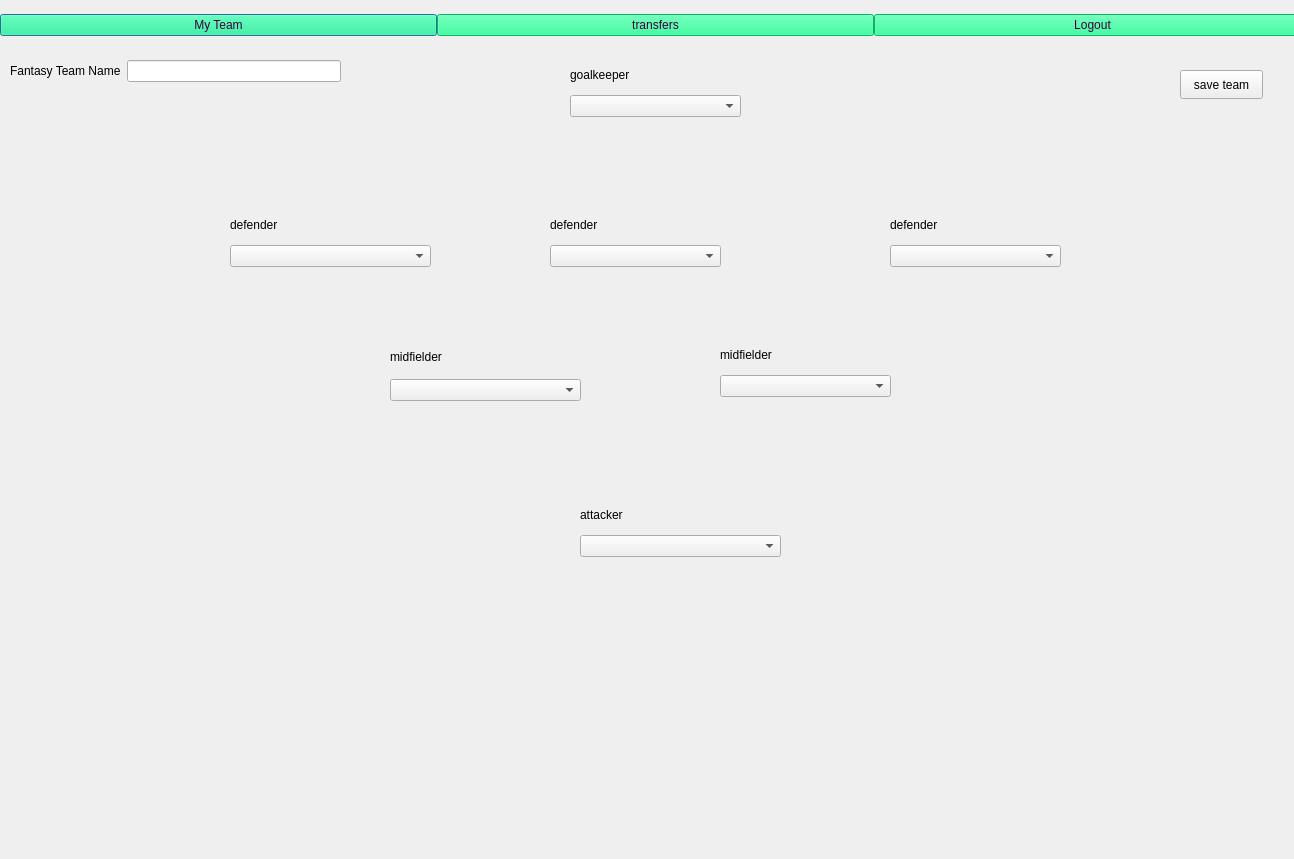
Old version of the form myteam.ui in the repository bolesawny7/FootballFantasy.
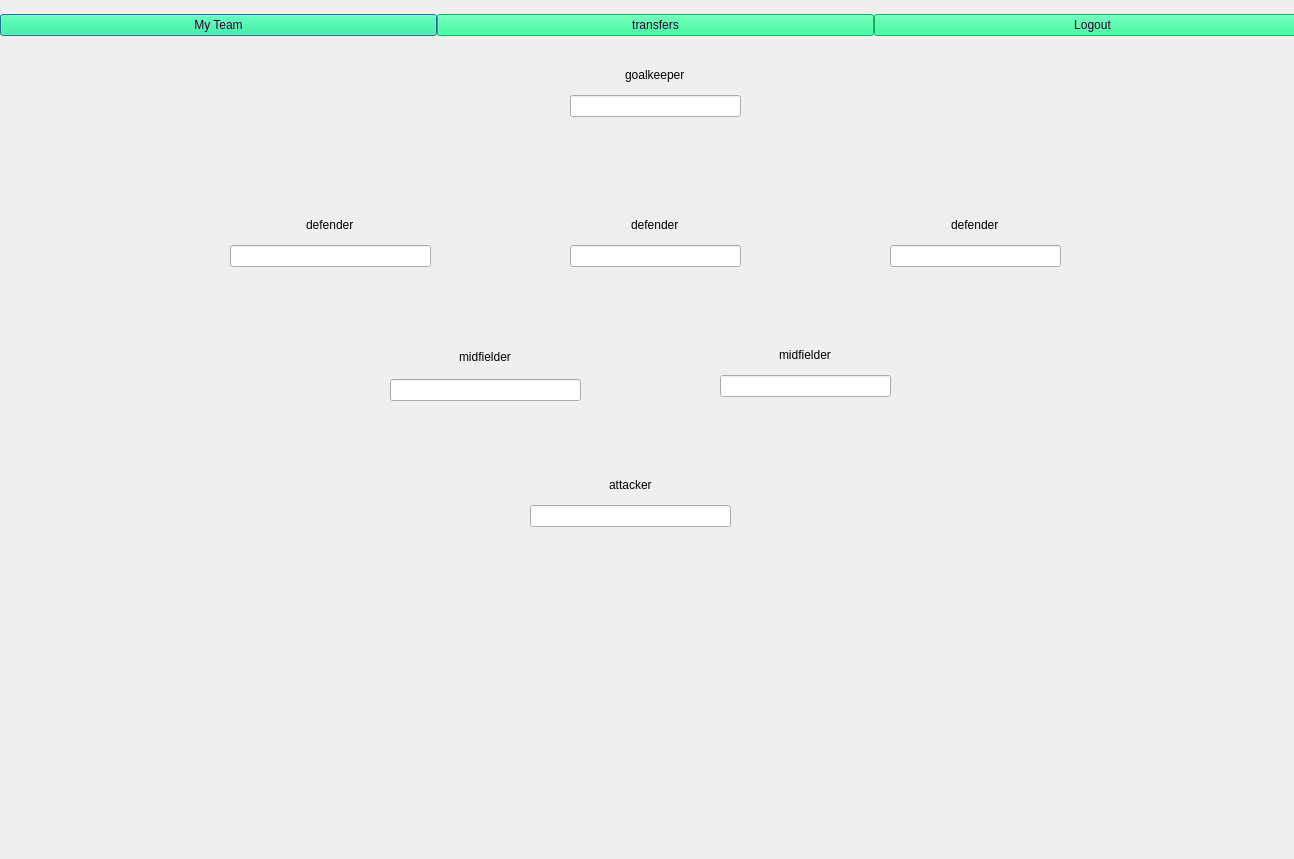
New version of the form. Icons and pictures are not drawn.

The edit to the form file:
```diff
--- a/myteam.ui
+++ b/myteam.ui
@@ -85,7 +85,7 @@
     </rect>
    </property>
    <layout class="QVBoxLayout" name="verticalLayout">
-    <item>
+    <item alignment="Qt::AlignHCenter">
      <widget class="QLabel" name="goalkeeperLabel">
       <property name="text">
        <string>goalkeeper</string>
@@ -93,21 +93,21 @@
      </widget>
     </item>
     <item>
-     <widget class="QComboBox" name="goalkeeperComboBox"/>
+     <widget class="QLineEdit" name="pl0"/>
     </item>
    </layout>
   </widget>
   <widget class="QWidget" name="formLayoutWidget_3">
    <property name="geometry">
     <rect>
-     <x>550</x>
+     <x>570</x>
      <y>210</y>
      <width>171</width>
      <height>57</height>
     </rect>
    </property>
    <layout class="QVBoxLayout" name="verticalLayout_3">
-    <item>
+    <item alignment="Qt::AlignHCenter">
      <widget class="QLabel" name="secondndDefenderLabel">
       <property name="text">
        <string>defender</string>
@@ -115,7 +115,7 @@
      </widget>
     </item>
     <item>
-     <widget class="QComboBox" name="secondDefenderComboBox"/>
+     <widget class="QLineEdit" name="pl2"/>
     </item>
    </layout>
   </widget>
@@ -129,7 +129,7 @@
     </rect>
    </property>
    <layout class="QVBoxLayout" name="verticalLayout_4">
-    <item>
+    <item alignment="Qt::AlignHCenter">
      <widget class="QLabel" name="thirdDefenderLabel">
       <property name="text">
        <string>defender</string>
@@ -137,7 +137,7 @@
      </widget>
     </item>
     <item>
-     <widget class="QComboBox" name="thirdDefenderComboBox"/>
+     <widget class="QLineEdit" name="pl3"/>
     </item>
    </layout>
   </widget>
@@ -151,7 +151,7 @@
     </rect>
    </property>
    <layout class="QVBoxLayout" name="verticalLayout_6">
-    <item>
+    <item alignment="Qt::AlignHCenter">
      <widget class="QLabel" name="secondMidfielderLabel">
       <property name="text">
        <string>midfielder</string>
@@ -159,7 +159,7 @@
      </widget>
     </item>
     <item>
-     <widget class="QComboBox" name="secondMidfielderComboBox"/>
+     <widget class="QLineEdit" name="pl5"/>
     </item>
    </layout>
   </widget>
@@ -173,7 +173,7 @@
     </rect>
    </property>
    <layout class="QVBoxLayout" name="verticalLayout_5">
-    <item>
+    <item alignment="Qt::AlignHCenter">
      <widget class="QLabel" name="firstMidfielderLabel">
       <property name="text">
        <string>midfielder</string>
@@ -181,21 +181,21 @@
      </widget>
     </item>
     <item>
-     <widget class="QComboBox" name="firststMidfielderComboBox"/>
+     <widget class="QLineEdit" name="pl4"/>
     </item>
    </layout>
   </widget>
   <widget class="QWidget" name="formLayoutWidget_7">
    <property name="geometry">
     <rect>
-     <x>580</x>
-     <y>500</y>
+     <x>530</x>
+     <y>470</y>
      <width>201</width>
      <height>57</height>
     </rect>
    </property>
    <layout class="QVBoxLayout" name="verticalLayout_7">
-    <item>
+    <item alignment="Qt::AlignHCenter">
      <widget class="QLabel" name="attackerLabel">
       <property name="text">
        <string>attacker</string>
@@ -203,23 +203,10 @@
      </widget>
     </item>
     <item>
-     <widget class="QComboBox" name="attackerComboBox"/>
+     <widget class="QLineEdit" name="pl6"/>
     </item>
    </layout>
   </widget>
-  <widget class="QPushButton" name="save">
-   <property name="geometry">
-    <rect>
-     <x>1180</x>
-     <y>70</y>
-     <width>83</width>
-     <height>29</height>
-    </rect>
-   </property>
-   <property name="text">
-    <string>save team</string>
-   </property>
-  </widget>
   <widget class="QWidget" name="formLayoutWidget_2">
    <property name="geometry">
     <rect>
@@ -230,7 +217,7 @@
     </rect>
    </property>
    <layout class="QVBoxLayout" name="verticalLayout_2">
-    <item>
+    <item alignment="Qt::AlignHCenter">
      <widget class="QLabel" name="firstDefenderLabel">
       <property name="text">
        <string>defender</string>
@@ -238,29 +225,7 @@
      </widget>
     </item>
     <item>
-     <widget class="QComboBox" name="firstDefenderComboBox"/>
-    </item>
-   </layout>
-  </widget>
-  <widget class="QWidget" name="formLayoutWidget_8">
-   <property name="geometry">
-    <rect>
-     <x>10</x>
-     <y>60</y>
-     <width>331</width>
-     <height>61</height>
-    </rect>
-   </property>
-   <layout class="QFormLayout" name="formLayout">
-    <item row="0" column="0">
-     <widget class="QLabel" name="fantasyTeamNameLabel">
-      <property name="text">
-       <string>Fantasy Team Name</string>
-      </property>
-     </widget>
-    </item>
-    <item row="0" column="1">
-     <widget class="QLineEdit" name="fantasyTeamNameLineEdit"/>
+     <widget class="QLineEdit" name="pl1"/>
     </item>
    </layout>
   </widget>
```
